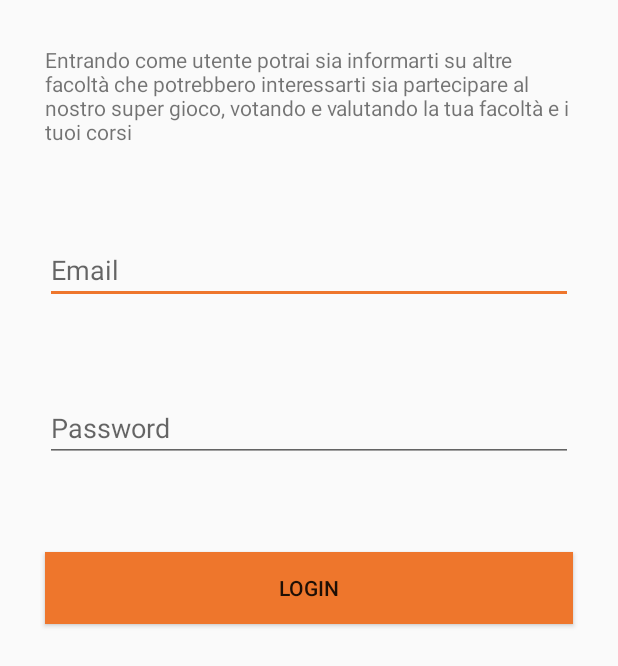
After one commit to Ferno92/AlmaOrienteering, an Android app: the LoginActivity screen opened directly, with no data from a screen before it, on a phone screen of 412 x 824 dp. The commit adds this screen. Shown: the top 666 px of the screen. Run offline under Robolectric (Android 15) with nearby library versions, the phone set to English and light mode, and no system bars.

Commit message:
aggiunte alcune activity

```diff
--- /dev/null
+++ b/AlmaOrienteering/app/src/main/java/com/almaorient/ferno92/almaorienteering/LoginActivity.java
@@ -0,0 +1,19 @@
+package com.almaorient.ferno92.almaorienteering;
+
+import android.os.Bundle;
+import android.support.annotation.Nullable;
+import android.support.v7.app.AppCompatActivity;
+
+/**
+ * Created by lucas on 06/03/2017.
+ */
+
+public class LoginActivity extends AppCompatActivity {
+
+    @Override
+    protected void onCreate(@Nullable Bundle savedInstanceState) {
+        super.onCreate(savedInstanceState);
+
+        setContentView(R.layout.login_activity);
+    }
+}
--- a/AlmaOrienteering/app/src/main/java/com/almaorient/ferno92/almaorienteering/SplashActivity.java
+++ b/AlmaOrienteering/app/src/main/java/com/almaorient/ferno92/almaorienteering/SplashActivity.java
@@ -10,7 +10,7 @@ import android.support.v7.app.AppCompatActivity;
  */
 
 public class SplashActivity extends AppCompatActivity {
-    int timeout = 250;
+    int timeout = 1000;
 
     @Override
     protected void onCreate(Bundle savedInstanceState) {
@@ -22,7 +22,7 @@ public class SplashActivity extends AppCompatActivity {
             @Override
             public void run()
             {
-                Intent i = new Intent(SplashActivity.this, MainActivity.class);
+                Intent i = new Intent(SplashActivity.this, ChooseActivity.class);
                 startActivity(i);
                 finish();
             }
--- /dev/null
+++ b/AlmaOrienteering/app/src/main/res/layout/login_activity.xml
@@ -0,0 +1,31 @@
+<?xml version="1.0" encoding="utf-8"?>
+<LinearLayout xmlns:android="http://schemas.android.com/apk/res/android"
+    android:orientation="vertical" android:layout_width="match_parent"
+    android:layout_height="match_parent">
+
+    <TextView
+        android:layout_width="wrap_content"
+        android:layout_height="wrap_content"
+        android:text="Entrando come utente potrai sia informarti su altre facoltà che potrebbero interessarti sia partecipare al nostro super gioco, votando e valutando la tua facoltà e i tuoi corsi"
+        android:layout_margin="30dp"/>
+
+    <EditText
+        android:layout_width="match_parent"
+        android:layout_height="wrap_content"
+        android:hint="Email"
+        android:layout_margin="30dp"/>
+    <EditText
+        android:layout_width="match_parent"
+        android:layout_height="wrap_content"
+        android:hint="Password"
+        android:layout_margin="30dp"/>
+    <android.support.v7.widget.AppCompatButton
+        android:layout_width="match_parent"
+        android:layout_height="wrap_content"
+        android:text="LOGIN"
+        android:layout_marginTop="30dp"
+        android:background="#EE762C"
+        android:layout_marginLeft="30dp"
+        android:layout_marginRight="30dp"/>
+
+</LinearLayout>
--- a/AlmaOrienteering/app/src/main/res/layout/splash_screen.xml
+++ b/AlmaOrienteering/app/src/main/res/layout/splash_screen.xml
@@ -4,6 +4,6 @@
     <ImageView
         android:layout_width="150dp"
         android:layout_height="150dp"
-        android:src="@mipmap/ic_launcher"
+        android:src="@drawable/splash_icon"
         android:layout_centerInParent="true"/>
 </RelativeLayout>
--- a/AlmaOrienteering/app/src/main/res/values/colors.xml
+++ b/AlmaOrienteering/app/src/main/res/values/colors.xml
@@ -2,5 +2,5 @@
 <resources>
     <color name="colorPrimary">#3F51B5</color>
     <color name="colorPrimaryDark">#303F9F</color>
-    <color name="colorAccent">#FF4081</color>
+    <color name="colorAccent">#EE762C</color>
 </resources>
--- a/AlmaOrienteering/app/src/main/res/values/styles.xml
+++ b/AlmaOrienteering/app/src/main/res/values/styles.xml
@@ -6,6 +6,13 @@
         <item name="colorPrimary">@color/colorPrimary</item>
         <item name="colorPrimaryDark">@color/colorPrimaryDark</item>
         <item name="colorAccent">@color/colorAccent</item>
+    </style>
+
+    <style name="NoTitleTheme" parent="Theme.AppCompat.Light.DarkActionBar">
+        <item name="colorPrimary">@color/colorPrimary</item>
+        <item name="colorPrimaryDark">@color/colorPrimaryDark</item>
+        <item name="colorAccent">@color/colorAccent</item>
+        <item name="windowNoTitle">true</item>
     </style>
 
     <style name="AppTheme.NoActionBar">
```
Also changed, not shown: AlmaOrienteering/app/src/main/AndroidManifest.xml (+8 -0 lines), AlmaOrienteering/app/src/main/java/com/almaorient/ferno92/almaorienteering/ChooseActivity.java (added, +43 -0 lines), AlmaOrienteering/app/src/main/res/layout/choose_activity.xml (added, +22 -0 lines), AlmaOrienteering/app/src/main/res/drawable/splash_icon.png (added).
